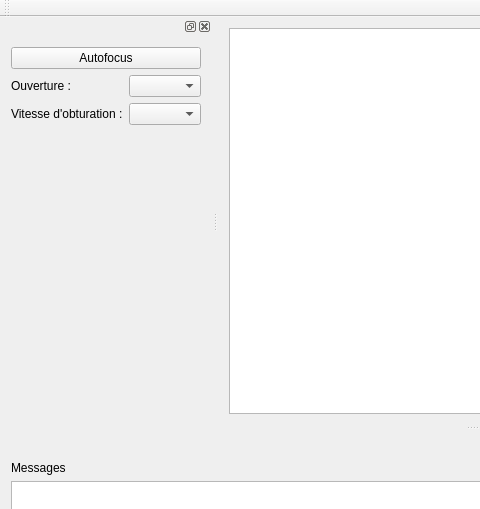
The window that mainwindow.ui (rlamarche/photomaton) describes before a commit, drawn with Qt 5; both pictures show x 0 to 480 and y 0 to 509 of the 950 by 706 pixel window.
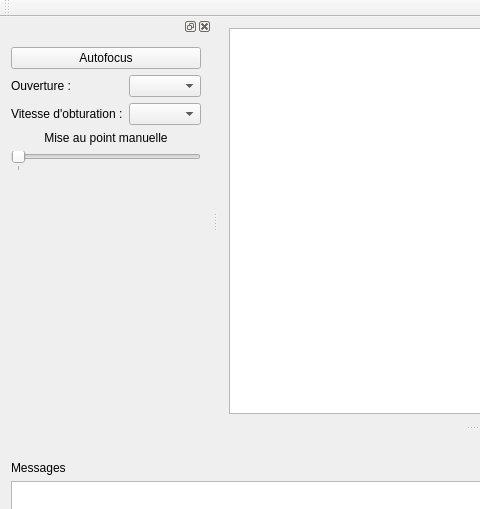
The same window after the commit. Custom widgets are drawn as their Qt base class.

Commit message: add manual focus while live view

What changed in the file:
```diff
--- a/mainwindow.ui
+++ b/mainwindow.ui
@@ -54,6 +54,9 @@
      </item>
      <item>
       <layout class="QFormLayout" name="formLayout">
+       <property name="fieldGrowthPolicy">
+        <enum>QFormLayout::AllNonFixedFieldsGrow</enum>
+       </property>
        <item row="0" column="0">
         <widget class="QLabel" name="apertureLabel">
          <property name="text">
@@ -76,6 +79,42 @@
        </item>
       </layout>
      </item>
+     <item>
+      <widget class="QLabel" name="manualFocusLabel">
+       <property name="text">
+        <string>Mise au point manuelle</string>
+       </property>
+       <property name="alignment">
+        <set>Qt::AlignCenter</set>
+       </property>
+      </widget>
+     </item>
+     <item>
+      <widget class="PMSlider" name="manualFocusSlider">
+       <property name="orientation">
+        <enum>Qt::Horizontal</enum>
+       </property>
+       <property name="tickPosition">
+        <enum>QSlider::TicksBelow</enum>
+       </property>
+       <property name="tickInterval">
+        <number>10000</number>
+       </property>
+      </widget>
+     </item>
+     <item>
+      <spacer name="verticalSpacer">
+       <property name="orientation">
+        <enum>Qt::Vertical</enum>
+       </property>
+       <property name="sizeHint" stdset="0">
+        <size>
+         <width>20</width>
+         <height>40</height>
+        </size>
+       </property>
+      </spacer>
+     </item>
     </layout>
    </widget>
   </widget>
@@ -100,6 +139,13 @@
   </widget>
  </widget>
  <layoutdefault spacing="6" margin="11"/>
+ <customwidgets>
+  <customwidget>
+   <class>PMSlider</class>
+   <extends>QSlider</extends>
+   <header>pmslider.h</header>
+  </customwidget>
+ </customwidgets>
  <resources/>
  <connections/>
 </ui>
```
The commit also changes 8 other files.
